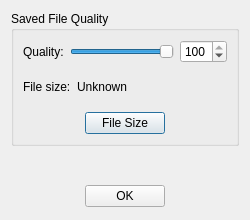
Qt form forms/imageQualityDialog.ui (LuminanceHDR/LuminanceHDR) before a commit.
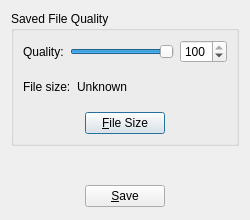
The same form after that commit.

Commit message: Keybord shortcuts and button renamed "Save"

The edit to the form file:
```diff
--- a/forms/imageQualityDialog.ui
+++ b/forms/imageQualityDialog.ui
@@ -153,7 +153,7 @@
             <item>
              <widget class="QPushButton" name="getSizeButton" >
               <property name="text" >
-               <string>File Size</string>
+               <string>&amp;File Size</string>
               </property>
              </widget>
             </item>
@@ -208,7 +208,7 @@
        <item>
         <widget class="QPushButton" name="okButton" >
          <property name="text" >
-          <string>OK</string>
+          <string>&amp;Save</string>
          </property>
         </widget>
        </item>
```
Left out of the diff: 8 changed lines with no effect on the pictures.
